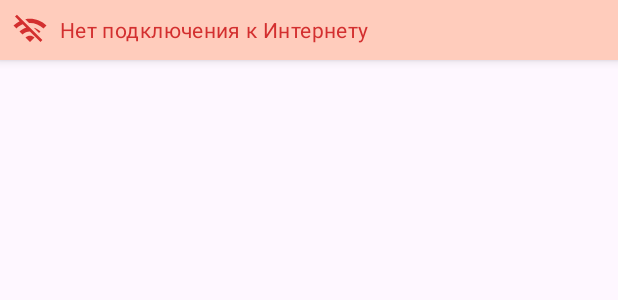
After one commit to IslombekTurakulov/MyBudget-android, an Android app: the layout layout_network_status_overlay.xml on its own in the app's theme, with its tools: preview values and no code run, on a phone screen of 412 x 824 dp. The commit adds this screen. Shown: the top 300 px of the screen. Run offline under Robolectric (Android 15) with nearby library versions, the phone set to English and light mode, and no system bars.

Commit message:
MYBUDGET-9: Add network condition overlay feature

```diff
--- /dev/null
+++ b/app/src/main/res/drawable/baseline_wifi_24.xml
@@ -0,0 +1,5 @@
+<vector xmlns:android="http://schemas.android.com/apk/res/android" android:height="24dp" android:tint="#000000" android:viewportHeight="24" android:viewportWidth="24" android:width="24dp">
+
+    <path android:fillColor="@android:color/white" android:pathData="M1,9l2,2c4.97,-4.97 13.03,-4.97 18,0l2,-2C16.93,2.93 7.08,2.93 1,9zM9,17l3,3 3,-3c-1.65,-1.66 -4.34,-1.66 -6,0zM5,13l2,2c2.76,-2.76 7.24,-2.76 10,0l2,-2C15.14,9.14 8.87,9.14 5,13z"/>
+
+</vector>
--- /dev/null
+++ b/app/src/main/res/drawable/baseline_wifi_off_24.xml
@@ -0,0 +1,5 @@
+<vector xmlns:android="http://schemas.android.com/apk/res/android" android:height="24dp" android:tint="#000000" android:viewportHeight="24" android:viewportWidth="24" android:width="24dp">
+
+    <path android:fillColor="@android:color/white" android:pathData="M22.99,9C19.15,5.16 13.8,3.76 8.84,4.78l2.52,2.52c3.47,-0.17 6.99,1.05 9.63,3.7l2,-2zM18.99,13c-1.29,-1.29 -2.84,-2.13 -4.49,-2.56l3.53,3.53 0.96,-0.97zM2,3.05L5.07,6.1C3.6,6.82 2.22,7.78 1,9l1.99,2c1.24,-1.24 2.67,-2.16 4.2,-2.77l2.24,2.24C7.81,10.89 6.27,11.73 5,13v0.01L6.99,15c1.36,-1.36 3.14,-2.04 4.92,-2.06L18.98,20l1.27,-1.26L3.29,1.79 2,3.05zM9,17l3,3 3,-3c-1.65,-1.66 -4.34,-1.66 -6,0z"/>
+
+</vector>
--- /dev/null
+++ b/app/src/main/res/layout/layout_network_status_overlay.xml
@@ -0,0 +1,33 @@
+<?xml version="1.0" encoding="utf-8"?>
+<LinearLayout
+    xmlns:android="http://schemas.android.com/apk/res/android"
+    xmlns:app="http://schemas.android.com/apk/res-auto"
+    xmlns:tools="http://schemas.android.com/tools"
+    android:layout_width="match_parent"
+    android:layout_height="wrap_content"
+    android:orientation="horizontal"
+    android:background="@color/networkStatusBackground"
+    android:padding="8dp"
+    android:elevation="4dp"
+    android:visibility="gone"
+    android:gravity="center_vertical"
+    tools:visibility="visible">
+
+    <ImageView
+        android:id="@+id/ivStatusIcon"
+        android:layout_width="24dp"
+        android:layout_height="24dp"
+        android:src="@drawable/baseline_wifi_off_24"
+        android:contentDescription="@string/network_status_icon"
+        app:tint="@color/networkStatusIconTintOff" />
+
+    <TextView
+        android:id="@+id/tvNetworkStatus"
+        android:layout_width="0dp"
+        android:layout_height="wrap_content"
+        android:layout_weight="1"
+        android:layout_marginStart="8dp"
+        android:text="@string/no_internet_connection"
+        android:textAppearance="@style/TextAppearance.Material3.BodyMedium"
+        android:textColor="@color/networkStatusIconTintOff" />
+</LinearLayout>
--- a/app/src/main/res/values/colors.xml
+++ b/app/src/main/res/values/colors.xml
@@ -8,4 +8,8 @@
     <color name="orange">#FF5722</color>
     <color name="red">#FF0000</color>
     <color name="gray">#808080</color>
+
+    <color name="networkStatusBackground">#FFCCBC</color> <!-- Светло-красный фон -->
+    <color name="networkStatusIconTintOff">#D32F2F</color> <!-- Красный цвет для иконки -->
+    <color name="networkStatusIconTintOn">#48D32F</color> <!-- Красный цвет для иконки -->
 </resources>
--- a/app/src/main/res/values/strings.xml
+++ b/app/src/main/res/values/strings.xml
@@ -6,6 +6,9 @@
     <string name="second_fragment_label">Second Fragment</string>
     <string name="next">Next</string>
     <string name="previous">Previous</string>
+    <string name="network_status_icon">Иконка статуса сети</string>
+    <string name="no_internet_connection">Нет подключения к Интернету</string>
+    <string name="connected">Подключено к Интернету</string>
 
     <string name="lorem_ipsum">
         Lorem ipsum dolor sit amet, consectetur adipiscing elit. Nam in scelerisque sem. Mauris volutpat, dolor id interdum ullamcorper, risus dolor egestas lectus, sit amet mattis purus dui nec risus. Maecenas non sodales nisi, vel dictum dolor. Class aptent taciti sociosqu ad litora torquent per conubia nostra, per inceptos himenaeos. Suspendisse blandit eleifend diam, vel rutrum tellus vulputate quis. Aliquam eget libero aliquet, imperdiet nisl a, ornare ex. Sed rhoncus est ut libero porta lobortis. Fusce in dictum tellus.\n\n
```
Also changed, not shown: app/src/main/java/ru/iuturakulov/mybudget/MainActivity.kt (+91 -3 lines), app/src/main/res/layout/activity_main.xml (+8 -0 lines).
